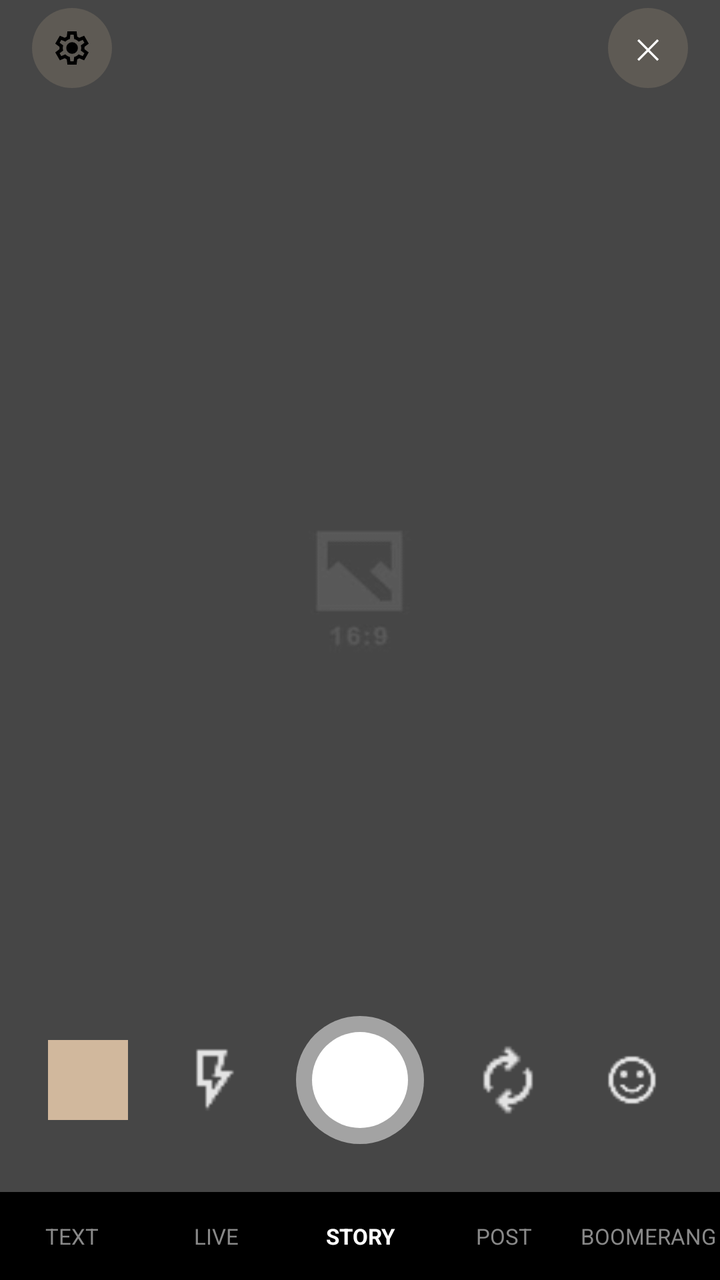
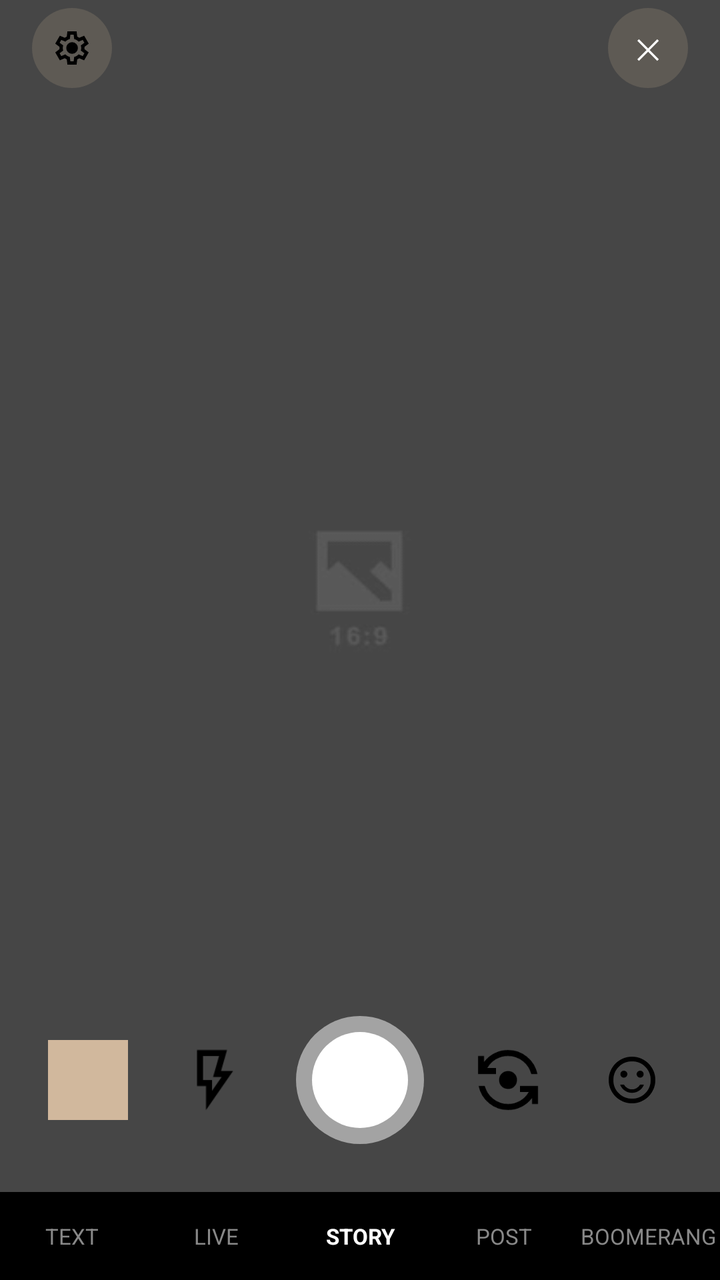

An Android layout rendered at two revisions. The XML below is the earlier revision; the diff shows what the commit changed to produce the second picture.
<!-- AndroidManifest.xml: application theme Theme.I230720_SMD_Assignment1 -->
<!-- res/layout/camera.xml -->
<?xml version="1.0" encoding="utf-8"?>
<LinearLayout xmlns:android="http://schemas.android.com/apk/res/android"
    android:layout_width="match_parent"
    android:layout_height="match_parent"
    android:background="#000000"
    android:orientation="vertical">

    <FrameLayout
        android:layout_width="match_parent"
        android:layout_height="0dp"
        android:layout_weight="1"
        android:background="@drawable/placeholder_img_dark">

        <LinearLayout
            android:layout_width="match_parent"
            android:layout_height="48dp"
            android:gravity="center_vertical"
            android:paddingStart="16dp"
            android:paddingEnd="16dp">

            <ImageView
                android:layout_width="40dp"
                android:layout_height="40dp"
                android:background="@drawable/avatar_circle"
                android:backgroundTint="@color/gray"
                android:padding="10dp"
                android:src="@drawable/settings" />

            <View
                android:layout_width="0dp"
                android:layout_height="1dp"
                android:layout_weight="1" />

            <TextView
                android:id="@+id/btnBack"
                android:layout_width="40dp"
                android:layout_height="40dp"
                android:background="@drawable/avatar_circle"
                android:gravity="center"
                android:backgroundTint="@color/gray"
                android:text="✕"
                android:textColor="#FFFFFF" />
        </LinearLayout>

        <LinearLayout
            android:layout_width="match_parent"
            android:layout_height="wrap_content"
            android:layout_gravity="bottom"
            android:layout_marginBottom="24dp"
            android:gravity="center_vertical"
            android:orientation="horizontal"
            android:paddingStart="24dp"
            android:paddingEnd="24dp">

            <View
                android:layout_width="40dp"
                android:layout_height="40dp"
                android:background="#D1B89D" />

            <ImageView
                android:layout_width="0dp"
                android:layout_height="wrap_content"
                android:scaleType="center"
                android:scaleX="1.5"
                android:scaleY="1.5"
                android:layout_weight="1"
                android:src="@drawable/flash"
                android:gravity="center" />

            <FrameLayout
                android:id="@+id/btnShutter"
                android:layout_width="64dp"
                android:layout_height="64dp"
                android:background="@drawable/avatar_circle"
                android:backgroundTint="#80FFFFFF">

                <View
                    android:layout_width="48dp"
                    android:layout_height="48dp"
                    android:layout_gravity="center"
                    android:background="@drawable/avatar_circle"
                    android:backgroundTint="#FFFFFF" />
            </FrameLayout>

            <ImageView
                android:layout_width="0dp"
                android:layout_height="wrap_content"
                android:layout_weight="1"
                android:gravity="center"
                android:src="@drawable/flip_camera"
                android:scaleY="1.5"
                android:scaleX="1.5"/>

            <ImageView
                android:layout_width="40dp"
                android:layout_height="40dp"
                android:padding="6dp"
                android:src="@drawable/emoji" />
        </LinearLayout>
    </FrameLayout>

    <LinearLayout
        android:layout_width="match_parent"
        android:layout_height="44dp"
        android:gravity="center_vertical">

        <TextView android:layout_width="0dp" android:layout_height="wrap_content" android:layout_weight="1" android:gravity="center" android:text="TEXT" android:textColor="#888888" android:textSize="11sp" />
        <TextView android:layout_width="0dp" android:layout_height="wrap_content" android:layout_weight="1" android:gravity="center" android:text="LIVE" android:textColor="#888888" android:textSize="11sp" />
        <TextView android:layout_width="0dp" android:layout_height="wrap_content" android:layout_weight="1" android:gravity="center" android:text="STORY" android:textColor="#FFFFFF" android:textSize="11sp" android:textStyle="bold" />
        <TextView android:layout_width="0dp" android:layout_height="wrap_content" android:layout_weight="1" android:gravity="center" android:text="POST" android:textColor="#888888" android:textSize="11sp" />
        <TextView android:layout_width="0dp" android:layout_height="wrap_content" android:layout_weight="1" android:gravity="center" android:text="BOOMERANG" android:textColor="#888888" android:textSize="11sp" />
    </LinearLayout>

</LinearLayout>
<!-- resources referenced by this layout -->
<resources>
  <color name="gray">#5e5a54</color>
  <!-- drawable avatar_circle (drawable) -->
  <?xml version="1.0" encoding="utf-8"?>
  <shape xmlns:android="http://schemas.android.com/apk/res/android"
      android:shape="oval">
      <solid android:color="#ffffff" />
  </shape>
  <!-- drawable emoji: png bitmap (drawable, 677 bytes) -->
  <!-- drawable flash: png bitmap (drawable, 402 bytes) -->
  <!-- drawable flip_camera: png bitmap (drawable, 579 bytes) -->
  <!-- drawable placeholder_img_dark: png bitmap (drawable, 1420 bytes) -->
  <!-- drawable settings: png bitmap (drawable, 769 bytes) -->
  <style name="Theme.I230720_SMD_Assignment1" parent="Base.Theme.I230720_SMD_Assignment1" />
  <style name="Base.Theme.I230720_SMD_Assignment1" parent="Theme.Material3.DayNight.NoActionBar">
          
          
      </style>
</resources>

<!-- the commit's change to res/layout/camera.xml (unified diff, before → after) -->
@@ -64,7 +64,7 @@
                 android:scaleX="1.5"
                 android:scaleY="1.5"
                 android:layout_weight="1"
-                android:src="@drawable/flash"
+                android:src="@drawable/flash_on"
                 android:gravity="center" />
 
             <FrameLayout
@@ -87,7 +87,7 @@
                 android:layout_height="wrap_content"
                 android:layout_weight="1"
                 android:gravity="center"
-                android:src="@drawable/flip_camera"
+                android:src="@drawable/flip_camera_android"
                 android:scaleY="1.5"
                 android:scaleX="1.5"/>
 
@@ -95,7 +95,7 @@
                 android:layout_width="40dp"
                 android:layout_height="40dp"
                 android:padding="6dp"
-                android:src="@drawable/emoji" />
+                android:src="@drawable/sentiment_satisfied" />
         </LinearLayout>
     </FrameLayout>
 
<!-- resource entries referenced after the edit -->
@@ -7,11 +7,43 @@
       android:shape="oval">
       <solid android:color="#ffffff" />
   </shape>
-  <!-- drawable emoji: png bitmap (drawable, 677 bytes) -->
-  <!-- drawable flash: png bitmap (drawable, 402 bytes) -->
-  <!-- drawable flip_camera: png bitmap (drawable, 579 bytes) -->
+  <!-- drawable flash_on (drawable) -->
+  <vector xmlns:android="http://schemas.android.com/apk/res/android"
+      android:width="24dp"
+      android:height="24dp"
+      android:viewportWidth="24"
+      android:viewportHeight="24">
+      <path android:fillColor="@android:color/black"
+          android:pathData="M12,15.6L15.2,11H12.35l2-7H9v8h3v3.6ZM10,22V14H7V2H17L15,9h4L10,22Zm2-10H9h3Z"/>
+  </vector>
+  <!-- drawable flip_camera_android (drawable) -->
+  <vector xmlns:android="http://schemas.android.com/apk/res/android"
+      android:width="24dp"
+      android:height="24dp"
+      android:viewportWidth="24"
+      android:viewportHeight="24">
+      <path android:fillColor="@android:color/black"
+          android:pathData="M12,22q-3.57,0-6.32-2.25T2.2,14H4.25q0.7,2.65 2.85,4.32T12,20q2.15,0 4-1.06T18.9,16H16V14h6v6H20V18q-1.43,1.9-3.52,2.95T12,22ZM9.88,14.13Q9,13.25 9,12T9.88,9.88T12,9t2.13,0.88T15,12t-0.88,2.13T12,15T9.88,14.13ZM2,10V4H4V6Q5.43,4.1 7.53,3.05T12,2q3.58,0 6.32,2.25Q21.08,6.5 21.8,10H19.75q-0.7-2.65-2.85-4.32T12,4Q9.85,4 8,5.06T5.1,8H8v2H2Z"/>
+  </vector>
   <!-- drawable placeholder_img_dark: png bitmap (drawable, 1420 bytes) -->
-  <!-- drawable settings: png bitmap (drawable, 769 bytes) -->
+  <!-- drawable sentiment_satisfied (drawable) -->
+  <vector xmlns:android="http://schemas.android.com/apk/res/android"
+      android:width="24dp"
+      android:height="24dp"
+      android:viewportWidth="24"
+      android:viewportHeight="24">
+      <path android:fillColor="@android:color/black"
+          android:pathData="M15.5,11q0.63,0 1.06-0.44T17,9.5T16.56,8.44T15.5,8T14.44,8.44T14,9.5t0.44,1.06T15.5,11Zm-7,0q0.63,0 1.06-0.44T10,9.5T9.56,8.44T8.5,8T7.44,8.44T7,9.5t0.44,1.06T8.5,11Zm6.59,5.54Q16.48,15.58 17.1,14H15.45q-0.55,0.92-1.46,1.46T12,16t-1.99-0.54T8.55,14H6.9q0.63,1.57 2.01,2.54T12,17.5t3.09-0.96ZM8.1,21.21q-1.82-0.79-3.17-2.14Q3.58,17.73 2.79,15.9T2,12Q2,9.92 2.79,8.1Q3.58,6.27 4.93,4.93Q6.28,3.57 8.1,2.79Q9.93,2 12,2t3.9,0.79t3.17,2.14q1.35,1.35 2.14,3.17Q22,9.92 22,12t-0.79,3.9t-2.14,3.17q-1.35,1.35-3.17,2.14T12,22q-2.07,0-3.9-0.79ZM12,12Zm5.68,5.68Q20,15.35 20,12T17.68,6.32T12,4T6.33,6.32T4,12t2.33,5.68T12,20t5.68-2.32Z"/>
+  </vector>
+  <!-- drawable settings (drawable) -->
+  <vector xmlns:android="http://schemas.android.com/apk/res/android"
+      android:width="24dp"
+      android:height="24dp"
+      android:viewportWidth="24"
+      android:viewportHeight="24">
+      <path android:fillColor="@android:color/black"
+          android:pathData="M9.25,22l-0.4-3.2q-0.32-0.13-0.61-0.3T7.68,18.13L4.7,19.38L1.95,14.63l2.58-1.95Q4.5,12.5 4.5,12.34q0-0.16 0-0.34t0-0.34t0.03-0.34L1.95,9.38L4.7,4.63L7.68,5.88Q7.95,5.68 8.25,5.5t0.6-0.3L9.25,2h5.5l0.4,3.2q0.33,0.13 0.61,0.3t0.56,0.38L19.3,4.63l2.75,4.75l-2.57,1.95q0.02,0.18 0.02,0.34t0,0.34t0,0.34t-0.05,0.34l2.57,1.95l-2.75,4.75l-2.95-1.25q-0.27,0.2-0.57,0.38t-0.6,0.3L14.75,22H9.25ZM11,20h1.98l0.35-2.65q0.78-0.2 1.44-0.59t1.21-0.94l2.47,1.03l0.98-1.7l-2.15-1.63q0.13-0.35 0.17-0.74T17.5,12t-0.05-0.79q-0.05-0.39-0.17-0.74l2.15-1.63l-0.98-1.7L15.98,8.2q-0.55-0.57-1.21-0.96T13.33,6.65L13,4H11.03L10.68,6.65Q9.9,6.85 9.24,7.24T8.03,8.17L5.55,7.15L4.58,8.85l2.15,1.6Q6.6,10.83 6.55,11.2T6.5,12q0,0.4 0.05,0.77t0.17,0.75L4.58,15.15l0.98,1.7L8.03,15.8q0.55,0.58 1.21,0.96t1.44,0.59L11,20Zm1.05-4.5q1.45,0 2.47-1.03T15.55,12T14.53,9.52T12.05,8.5q-1.47,0-2.49,1.02T8.55,12t1.01,2.47t2.49,1.03ZM12,12Z"/>
+  </vector>
   <style name="Theme.I230720_SMD_Assignment1" parent="Base.Theme.I230720_SMD_Assignment1" />
   <style name="Base.Theme.I230720_SMD_Assignment1" parent="Theme.Material3.DayNight.NoActionBar">
           
